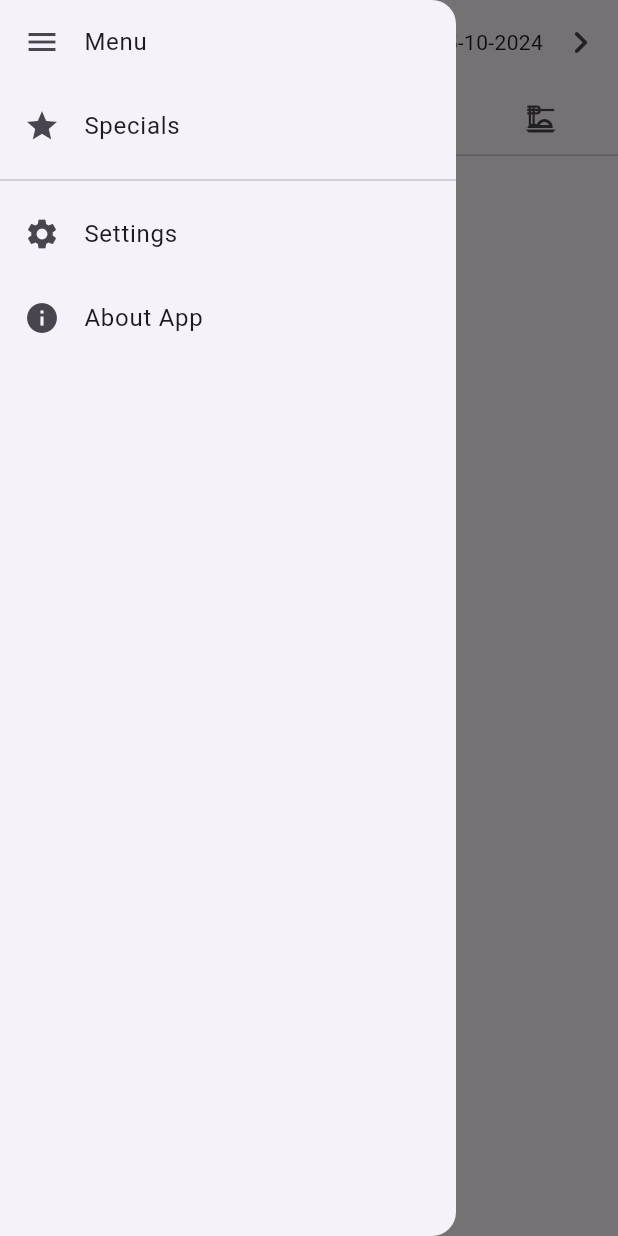
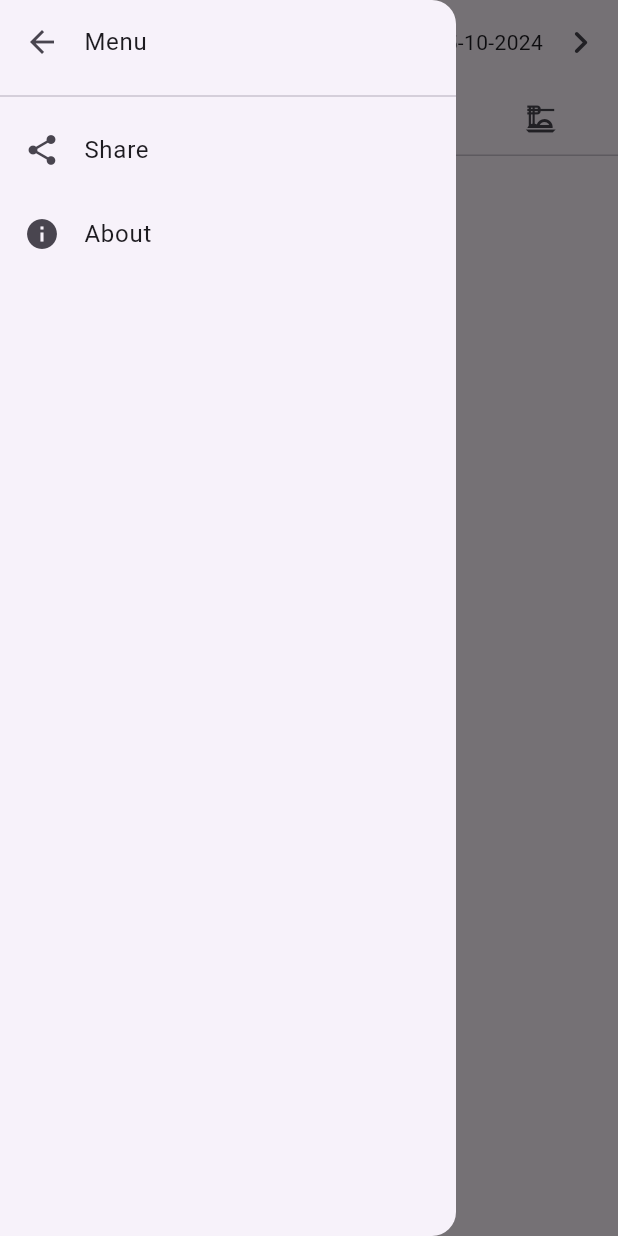
Before and after one commit to kphanipavan/IIITB_Menu, a Flutter app: the screen it shows after launch, with the side drawer open, on a phone screen of 412 x 824 dp. Run offline on Flutter 3.47's test engine with Material 3 defaults, Android fonts, the phone set to English and light mode, and no system bars; our stand-ins replace share_plus, shared_preferences; network calls fail.

Commit message:
update about page, add share button but not working

```diff
--- a/lib/models/globalModel.dart
+++ b/lib/models/globalModel.dart
@@ -73,6 +73,8 @@ class GlobalModel extends ChangeNotifier {
     String rawHash = md5.convert(utf8.encode(rawData)).toString();
     if (remoteHash != rawHash) {
       print("Local data is out of date, updating local");
+      print("Old Hash: $rawHash");
+      print("New Hash: $remoteHash");
       // Donwload new data and save it.
       rawData = await getLatestData();
       Map returnData = jsonDecode(rawData);
--- a/lib/views/homePage.dart
+++ b/lib/views/homePage.dart
@@ -6,6 +6,7 @@ import "package:iiitb_menu/models/globalModel.dart";
 import "package:iiitb_menu/models/initialPageIndexFunction.dart";
 import "package:iiitb_menu/views/menuListView.dart";
 import "package:provider/provider.dart";
+import "package:share_plus/share_plus.dart";
 
 class HomePage extends StatelessWidget {
   const HomePage({Key? key}) : super(key: key);
@@ -29,23 +30,35 @@ class HomePage extends StatelessWidget {
                 child: ListView(
                   children: [
                     ListTile(
-                        leading: Icon(Icons.menu),
+                        leading: Icon(Icons.arrow_back),
                         title: Text("Menu"),
                         onTap: () {
                           Navigator.pop(context);
                         }),
+                    // ListTile(
+                    //   leading: Icon(Icons.star),
+                    //   title: Text("Specials"),
+                    // ),
+                    const Divider(),
+                    // ListTile(
+                    //   leading: Icon(Icons.settings),
+                    //   title: Text("Settings"),
+                    // ),
                     ListTile(
-                      leading: Icon(Icons.star),
-                      title: Text("Specials"),
-                    ),
-                    Divider(),
-                    ListTile(
-                      leading: Icon(Icons.settings),
-                      title: Text("Settings"),
-                    ),
+                        leading: const Icon(Icons.share_rounded),
+                        title: const Text("Share"),
+                        onTap: () {
+                          var ret = Share.share(
+                            "Hey, use this to track IIITB's Mess Menu. https://kphanipavan.github.io/IIITB_Menu/",
+                            // subject: "IIITB Menu App",
+                          );
+                          ret.then((value) {
+                            print(value.status);
+                          });
+                        }),
                     ListTile(
                         leading: Icon(Icons.info),
-                        title: Text("About App"),
+                        title: Text("About"),
                         onTap: () {
                           Navigator.pushNamed(context, "/info");
                         }),
@@ -53,7 +66,7 @@ class HomePage extends StatelessWidget {
                 ),
               ),
               appBar: AppBar(
-                title: Text("Daily ${data.menuTime} Menu"),
+                title: Text(data.menuTime),
                 bottom: TabBar(
                     controller: cont,
                     // splashFactory: InkSplash.splashFactory,
@@ -74,7 +87,9 @@ class HomePage extends StatelessWidget {
                     onTap: () {
                       data.updateCall();
                     },
-                    child: const Icon(Icons.refresh),
+                    child: Icon(data.menuAvailable == DataStatus.Loading
+                        ? Icons.downloading_rounded
+                        : Icons.update_rounded),
                   ),
                   InkWell(
                       splashFactory: NoSplash.splashFactory,
--- a/pubspec.yaml
+++ b/pubspec.yaml
@@ -42,6 +42,7 @@ dependencies:
   path_provider:
   # localstorage: ^4.0.1+4
   shared_preferences: ^2.2.0
+  share_plus: ^10.1.1
   # sembast:
 
 dev_dependencies:
```
Also changed, not shown: lib/views/about.dart (+20 -5 lines), 6 other files.
